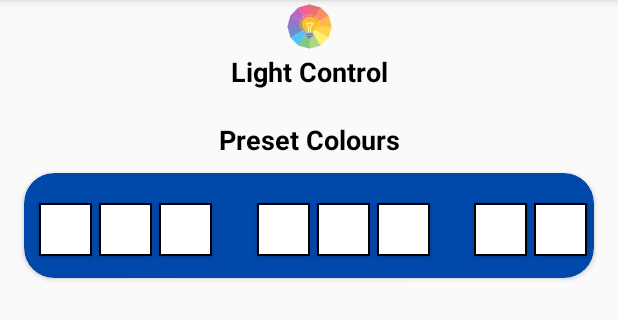
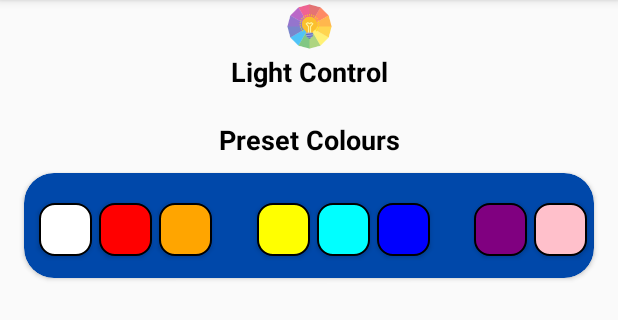
Before and after one commit to HarshalShende/PCHubFinalYear, an Android app: the lightControlActivity screen opened directly, with no data from a screen before it, on a phone screen of 412 x 824 dp, the part 84-404 px from its top. Run offline under Robolectric (Android 15) with nearby library versions, the light colour scheme and no system bars; our stand-ins replace ButterKnife; libraries missing offline, so code that uses them is left out: top.defaults.colorpicker; plain views replace ColorPickerView, TextButton; 2 statements that could not run were skipped.

Commit message:
Added xml files to allow preset colours to have their own colour

```diff
--- /dev/null
+++ b/app/src/main/res/drawable/rounded_square_blue.xml
@@ -0,0 +1,23 @@
+<selector xmlns:android="http://schemas.android.com/apk/res/android">
+    <item android:state_pressed="true">
+        <shape android:shape="rectangle">
+            <!-- solid background -->
+            <solid android:color="#0000a1"/>
+            <!-- draw a border around rectangle shape -->
+            <stroke android:width="10dp"/>
+            <!-- draw 10 dp radius for each corner -->
+            <stroke android:width="1dp" />
+            <corners android:radius="10dp"/>
+        </shape>
+    </item>
+    <item>
+        <shape android:shape="rectangle">
+            <!-- solid background -->
+            <solid android:color="#0000FF" />
+            <!-- draw a border around rectangle shape -->
+            <stroke android:width="1dp" />
+            <!-- draw 10 dp radius for each corner -->
+            <corners android:radius="10dp" />
+        </shape>
+    </item>
+</selector>
--- /dev/null
+++ b/app/src/main/res/drawable/rounded_square_cyan.xml
@@ -0,0 +1,23 @@
+<selector xmlns:android="http://schemas.android.com/apk/res/android">
+    <item android:state_pressed="true">
+        <shape android:shape="rectangle">
+            <!-- solid background -->
+            <solid android:color="#009494"/>
+            <!-- draw a border around rectangle shape -->
+            <stroke android:width="10dp"/>
+            <!-- draw 10 dp radius for each corner -->
+            <stroke android:width="1dp" />
+            <corners android:radius="10dp"/>
+        </shape>
+    </item>
+    <item>
+        <shape android:shape="rectangle">
+            <!-- solid background -->
+            <solid android:color="#00FFFF" />
+            <!-- draw a border around rectangle shape -->
+            <stroke android:width="1dp" />
+            <!-- draw 10 dp radius for each corner -->
+            <corners android:radius="10dp" />
+        </shape>
+    </item>
+</selector>
--- /dev/null
+++ b/app/src/main/res/drawable/rounded_square_green.xml
@@ -0,0 +1,23 @@
+<selector xmlns:android="http://schemas.android.com/apk/res/android">
+    <item android:state_pressed="true">
+        <shape android:shape="rectangle">
+            <!-- solid background -->
+            <solid android:color="#005c00"/>
+            <!-- draw a border around rectangle shape -->
+            <stroke android:width="10dp"/>
+            <!-- draw 10 dp radius for each corner -->
+            <stroke android:width="1dp" />
+            <corners android:radius="10dp"/>
+        </shape>
+    </item>
+    <item>
+        <shape android:shape="rectangle">
+            <!-- solid background -->
+            <solid android:color="#008000" />
+            <!-- draw a border around rectangle shape -->
+            <stroke android:width="1dp" />
+            <!-- draw 10 dp radius for each corner -->
+            <corners android:radius="10dp" />
+        </shape>
+    </item>
+</selector>
--- /dev/null
+++ b/app/src/main/res/drawable/rounded_square_orange.xml
@@ -0,0 +1,23 @@
+<selector xmlns:android="http://schemas.android.com/apk/res/android">
+    <item android:state_pressed="true">
+        <shape android:shape="rectangle">
+            <!-- solid background -->
+            <solid android:color="#ac6f00"/>
+            <!-- draw a border around rectangle shape -->
+            <stroke android:width="10dp"/>
+            <!-- draw 10 dp radius for each corner -->
+            <stroke android:width="1dp" />
+            <corners android:radius="10dp"/>
+        </shape>
+    </item>
+    <item>
+        <shape android:shape="rectangle">
+            <!-- solid background -->
+            <solid android:color="#FFA500" />
+            <!-- draw a border around rectangle shape -->
+            <stroke android:width="1dp" />
+            <!-- draw 10 dp radius for each corner -->
+            <corners android:radius="10dp" />
+        </shape>
+    </item>
+</selector>
--- /dev/null
+++ b/app/src/main/res/drawable/rounded_square_pink.xml
@@ -0,0 +1,23 @@
+<selector xmlns:android="http://schemas.android.com/apk/res/android">
+    <item android:state_pressed="true">
+        <shape android:shape="rectangle">
+            <!-- solid background -->
+            <solid android:color="#ffa1b2"/>
+            <!-- draw a border around rectangle shape -->
+            <stroke android:width="10dp"/>
+            <!-- draw 10 dp radius for each corner -->
+            <stroke android:width="1dp" />
+            <corners android:radius="10dp"/>
+        </shape>
+    </item>
+    <item>
+        <shape android:shape="rectangle">
+            <!-- solid background -->
+            <solid android:color="#FFC0CB" />
+            <!-- draw a border around rectangle shape -->
+            <stroke android:width="1dp" />
+            <!-- draw 10 dp radius for each corner -->
+            <corners android:radius="10dp" />
+        </shape>
+    </item>
+</selector>
--- /dev/null
+++ b/app/src/main/res/drawable/rounded_square_purple.xml
@@ -0,0 +1,23 @@
+<selector xmlns:android="http://schemas.android.com/apk/res/android">
+    <item android:state_pressed="true">
+        <shape android:shape="rectangle">
+            <!-- solid background -->
+            <solid android:color="#600060"/>
+            <!-- draw a border around rectangle shape -->
+            <stroke android:width="10dp"/>
+            <!-- draw 10 dp radius for each corner -->
+            <stroke android:width="1dp" />
+            <corners android:radius="10dp"/>
+        </shape>
+    </item>
+    <item>
+        <shape android:shape="rectangle">
+            <!-- solid background -->
+            <solid android:color="#800080" />
+            <!-- draw a border around rectangle shape -->
+            <stroke android:width="1dp" />
+            <!-- draw 10 dp radius for each corner -->
+            <corners android:radius="10dp" />
+        </shape>
+    </item>
+</selector>
--- a/app/src/main/res/drawable/rounderectangle.xml
+++ b/app/src/main/res/drawable/rounded_square_red.xml
@@ -2,21 +2,22 @@
     <item android:state_pressed="true">
         <shape android:shape="rectangle">
             <!-- solid background -->
-            <solid android:color="#ffffff"/>
+            <solid android:color="#970000"/>
             <!-- draw a border around rectangle shape -->
-            <stroke android:width="1dp"/>
+            <stroke android:width="10dp"/>
             <!-- draw 10 dp radius for each corner -->
-            <!--<corners android:radius="10dp"/>-->
+            <stroke android:width="1dp" />
+            <corners android:radius="10dp"/>
         </shape>
     </item>
     <item>
         <shape android:shape="rectangle">
             <!-- solid background -->
-            <solid android:color="#ffffff" />
+            <solid android:color="#FF0000" />
             <!-- draw a border around rectangle shape -->
             <stroke android:width="1dp" />
             <!-- draw 10 dp radius for each corner -->
-            <!--<corners android:radius="10dp" />-->
+            <corners android:radius="10dp" />
         </shape>
     </item>
 </selector>
--- /dev/null
+++ b/app/src/main/res/drawable/rounded_square_white.xml
@@ -0,0 +1,23 @@
+<selector xmlns:android="http://schemas.android.com/apk/res/android">
+    <item android:state_pressed="true">
+        <shape android:shape="rectangle">
+            <!-- solid background -->
+            <solid android:color="#797979"/>
+            <!-- draw a border around rectangle shape -->
+            <stroke android:width="10dp"/>
+            <!-- draw 10 dp radius for each corner -->
+            <stroke android:width="1dp" />
+            <corners android:radius="10dp"/>
+        </shape>
+    </item>
+    <item>
+        <shape android:shape="rectangle">
+            <!-- solid background -->
+            <solid android:color="#Ffffff" />
+            <!-- draw a border around rectangle shape -->
+            <stroke android:width="1dp" />
+            <!-- draw 10 dp radius for each corner -->
+            <corners android:radius="10dp" />
+        </shape>
+    </item>
+</selector>
--- /dev/null
+++ b/app/src/main/res/drawable/rounded_square_yellow.xml
@@ -0,0 +1,23 @@
+<selector xmlns:android="http://schemas.android.com/apk/res/android">
+    <item android:state_pressed="true">
+        <shape android:shape="rectangle">
+            <!-- solid background -->
+            <solid android:color="#acac00"/>
+            <!-- draw a border around rectangle shape -->
+            <stroke android:width="10dp"/>
+            <!-- draw 10 dp radius for each corner -->
+            <stroke android:width="1dp" />
+            <corners android:radius="10dp"/>
+        </shape>
+    </item>
+    <item>
+        <shape android:shape="rectangle">
+            <!-- solid background -->
+            <solid android:color="#FFFF00" />
+            <!-- draw a border around rectangle shape -->
+            <stroke android:width="1dp" />
+            <!-- draw 10 dp radius for each corner -->
+            <corners android:radius="10dp" />
+        </shape>
+    </item>
+</selector>
--- a/app/src/main/res/layout/activity_home.xml
+++ b/app/src/main/res/layout/activity_home.xml
@@ -1,6 +1,7 @@
 <?xml version="1.0" encoding="utf-8"?>
 <RelativeLayout xmlns:android="http://schemas.android.com/apk/res/android"
     xmlns:app="http://schemas.android.com/apk/res-auto"
+    xmlns:tools="http://schemas.android.com/tools"
     android:layout_width="match_parent"
     android:layout_height="match_parent">
 
--- a/app/src/main/res/layout/activity_light_control.xml
+++ b/app/src/main/res/layout/activity_light_control.xml
@@ -61,7 +61,7 @@
                 android:layout_height="35dp"
                 android:layout_marginLeft="10dp"
                 android:layout_marginTop="20dp"
-                android:background="@drawable/rounderectangle"
+                android:background="@drawable/rounded_square_white"
                 android:clickable="true" />
 
             <Button
@@ -70,7 +70,7 @@
                 android:layout_height="35dp"
                 android:layout_marginLeft="50dp"
                 android:layout_marginTop="20dp"
-                android:background="@drawable/rounderectangle"
+                android:background="@drawable/rounded_square_red"
                 android:clickable="true" />
 
             <Button
@@ -79,7 +79,7 @@
                 android:layout_height="35dp"
                 android:layout_marginLeft="90dp"
                 android:layout_marginTop="20dp"
-                android:background="@drawable/rounderectangle"
+                android:background="@drawable/rounded_square_orange"
                 android:clickable="true" />
 
             <Button
@@ -88,7 +88,7 @@
                 android:layout_height="35dp"
                 android:layout_marginLeft="155dp"
                 android:layout_marginTop="20dp"
-                android:background="@drawable/rounderectangle"
+                android:background="@drawable/rounded_square_yellow"
                 android:clickable="true" />
 
             <Button
@@ -97,7 +97,7 @@
                 android:layout_height="35dp"
                 android:layout_marginLeft="195dp"
                 android:layout_marginTop="20dp"
-                android:background="@drawable/rounderectangle"
+                android:background="@drawable/rounded_square_cyan"
                 android:clickable="true" />
 
             <Button
@@ -106,7 +106,7 @@
                 android:layout_height="35dp"
                 android:layout_marginLeft="235dp"
                 android:layout_marginTop="20dp"
-                android:background="@drawable/rounderectangle"
+                android:background="@drawable/rounded_square_blue"
                 android:clickable="true" />
 
             <Button
@@ -115,7 +115,7 @@
                 android:layout_height="35dp"
                 android:layout_marginLeft="300dp"
                 android:layout_marginTop="20dp"
-                android:background="@drawable/rounderectangle"
+                android:background="@drawable/rounded_square_purple"
                 android:clickable="true" />
 
             <Button
@@ -124,7 +124,7 @@
                 android:layout_height="35dp"
                 android:layout_marginLeft="340dp"
                 android:layout_marginTop="20dp"
-                android:background="@drawable/rounderectangle"
+                android:background="@drawable/rounded_square_pink"
                 android:clickable="true" />
 
             <Button
@@ -133,7 +133,7 @@
                 android:layout_height="35dp"
                 android:layout_marginLeft="380dp"
                 android:layout_marginTop="20dp"
-                android:background="@drawable/rounderectangle"
+                android:background="@drawable/rounded_square_green"
                 android:clickable="true" />
 
         </android.support.v7.widget.CardView>
@@ -311,7 +311,7 @@
                 <!--android:layout_height="35dp"-->
                 <!--android:layout_marginLeft="8dp"-->
                 <!--android:layout_marginTop="20dp"-->
-                <!--android:background="@drawable/rounderectangle"-->
+                <!--android:background="@drawable/rounded_square_red"-->
                 <!--android:clickable="true" />-->
 
             <!--<Button-->
@@ -320,7 +320,7 @@
                 <!--android:layout_height="35dp"-->
                 <!--android:layout_marginLeft="50dp"-->
                 <!--android:layout_marginTop="20dp"-->
-                <!--android:background="@drawable/rounderectangle"-->
+                <!--android:background="@drawable/rounded_square_red"-->
                 <!--android:clickable="true" />-->
 
             <!--<Button-->
@@ -329,7 +329,7 @@
                 <!--android:layout_height="35dp"-->
                 <!--android:layout_marginLeft="92dp"-->
                 <!--android:layout_marginTop="20dp"-->
-                <!--android:background="@drawable/rounderectangle"-->
+                <!--android:background="@drawable/rounded_square_red"-->
                 <!--android:clickable="true" />-->
 
             <!--<Button-->
@@ -338,7 +338,7 @@
                 <!--android:layout_height="35dp"-->
                 <!--android:layout_marginLeft="130dp"-->
                 <!--android:layout_marginTop="20dp"-->
-                <!--android:background="@drawable/rounderectangle"-->
+                <!--android:background="@drawable/rounded_square_red"-->
                 <!--android:clickable="true" />-->
 
             <!--<Button-->
@@ -347,7 +347,7 @@
                 <!--android:layout_height="35dp"-->
                 <!--android:layout_marginLeft="170dp"-->
                 <!--android:layout_marginTop="20dp"-->
-                <!--android:background="@drawable/rounderectangle"-->
+                <!--android:background="@drawable/rounded_square_red"-->
                 <!--android:clickable="true" />-->
 
             <!--<Button-->
@@ -356,7 +356,7 @@
                 <!--android:layout_height="35dp"-->
                 <!--android:layout_marginLeft="210dp"-->
                 <!--android:layout_marginTop="20dp"-->
-                <!--android:background="@drawable/rounderectangle"-->
+                <!--android:background="@drawable/rounded_square_red"-->
                 <!--android:clickable="true" />-->
 
             <!--<Button-->
@@ -365,7 +365,7 @@
                 <!--android:layout_height="35dp"-->
                 <!--android:layout_marginLeft="300dp"-->
                 <!--android:layout_marginTop="20dp"-->
-                <!--android:background="@drawable/rounderectangle"-->
+                <!--android:background="@drawable/rounded_square_red"-->
                 <!--android:clickable="true" />-->
 
             <!--<Button-->
@@ -374,7 +374,7 @@
                 <!--android:layout_height="35dp"-->
                 <!--android:layout_marginLeft="340dp"-->
                 <!--android:layout_marginTop="20dp"-->
-                <!--android:background="@drawable/rounderectangle"-->
+                <!--android:background="@drawable/rounded_square_red"-->
                 <!--android:clickable="true" />-->
 
             <!--<Button-->
@@ -383,7 +383,7 @@
                 <!--android:layout_height="35dp"-->
                 <!--android:layout_marginLeft="380dp"-->
                 <!--android:layout_marginTop="20dp"-->
-                <!--android:background="@drawable/rounderectangle"-->
+                <!--android:background="@drawable/rounded_square_red"-->
                 <!--android:clickable="true" />-->
 
         <!--</android.support.v7.widget.CardView>-->
```
